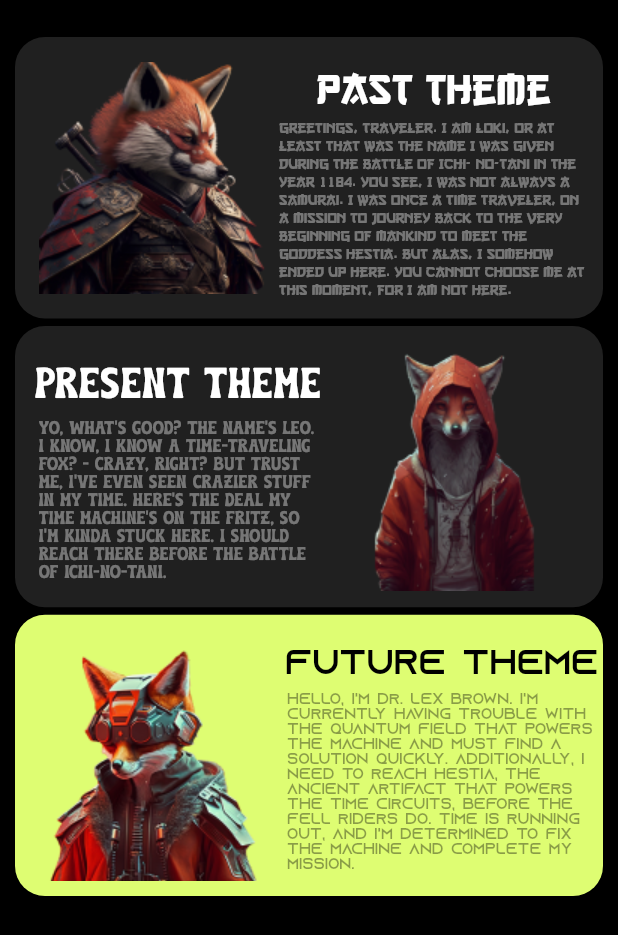
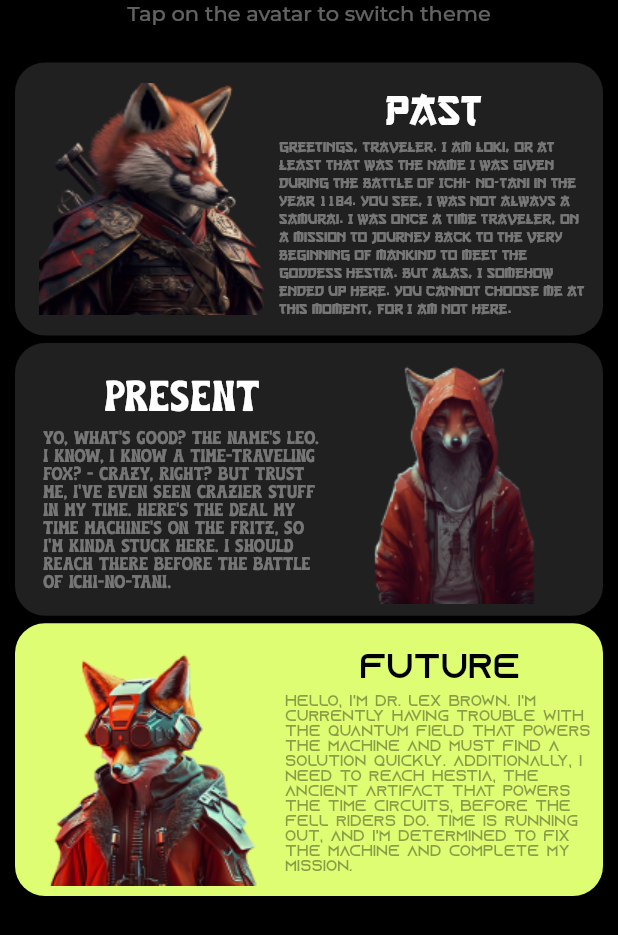
Before and after one commit to angathjr/Hestia-23, a Flutter app: the SwitchThemeScreen widget shown alone on an empty page, opened directly, on a phone screen of 412 x 824 dp. Shown: the top 935 px of the screen. Run offline on Flutter 3.47's test engine with Material 2 defaults, Android fonts, the phone set to English and light mode, and no system bars; our stand-ins replace cached_network_image, carousel_slider, circular_profile_avatar, cloud_firestore, feather_icons, firebase_core and 11 more; missing offline and left inert: flutter_polygon; accounts and stored records are empty; network calls fail.

Commit message:
Theme changes

```diff
--- a/lib/theme/views/switch_theme_screen.dart
+++ b/lib/theme/views/switch_theme_screen.dart
@@ -26,6 +26,12 @@ class SwitchThemeScreen extends StatelessWidget {
         child: Obx(
           () => Column(
             children: [
+              const Text(
+                "Tap on the avatar to switch theme",
+                style: TextStyle(
+                  color: Colors.white38,
+                ),
+              ),
               SizedBox(
                 height: height * 0.03,
               ),
@@ -58,7 +64,7 @@ class SwitchThemeScreen extends StatelessWidget {
                               ),
                               Center(
                                 child: Text(
-                                  "Past Theme",
+                                  "Past",
                                   style: Themes.pastFont.copyWith(
                                       fontSize: width * 0.07,
                                       color:
@@ -134,7 +140,7 @@ class SwitchThemeScreen extends StatelessWidget {
                               ),
                               Center(
                                 child: Text(
-                                  "Present Theme",
+                                  "Present",
                                   style: Themes.presentFont.copyWith(
                                       fontSize: width * 0.07,
                                       color:
@@ -210,7 +216,7 @@ class SwitchThemeScreen extends StatelessWidget {
                           ),
                           Center(
                             child: Text(
-                              "Future Theme",
+                              "Future",
                               style: Themes.futureFont.copyWith(
                                   fontSize: width * 0.055,
                                   color:
```
